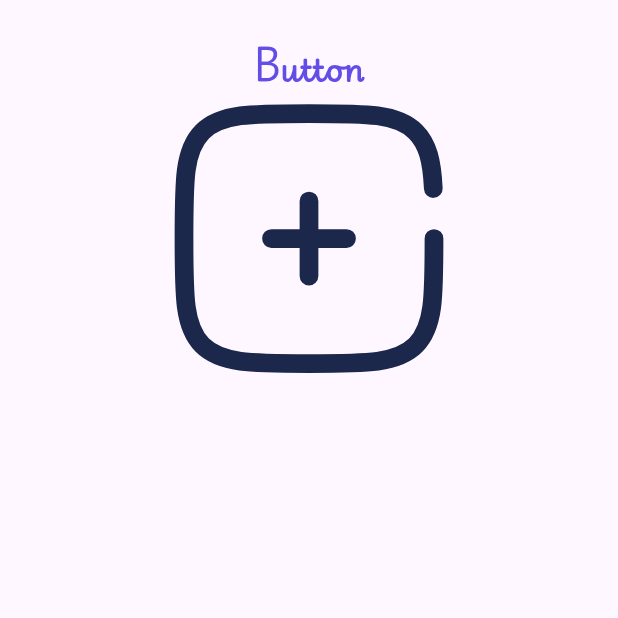
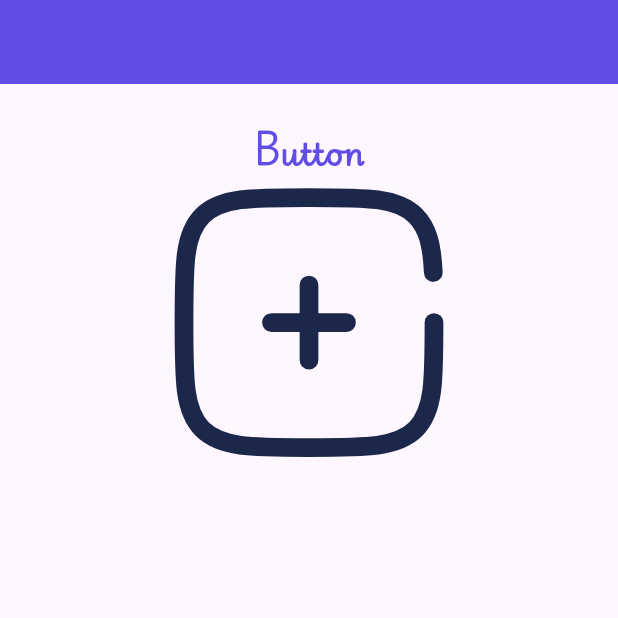
Before and after one commit to llshokhll/bootcamp, a Flutter app: the screen it shows after launch, on a phone screen of 412 x 824 dp, the top half of it. Run offline on Flutter 3.47's test engine with Material 3 defaults, Android fonts, the phone set to English and light mode, and no system bars; our stand-ins replace flutter_svg.

Commit message:
Initial commit

```diff
--- a/lib/presentation/lesson/bootcamp_second.dart
+++ b/lib/presentation/lesson/bootcamp_second.dart
@@ -1,4 +1,17 @@
+
+//FONTS
+//SVG
+//STATUS BAR
+//INKWELL
+//MATERIAL
+//VOID CALL BACK
+//SIZE DOUBLE INFINITY
+//CARBON WEB
+//PUB DEV
+//PUBSPEC YAML
+
 import 'package:flutter/material.dart';
+import 'package:flutter/services.dart';
 import 'package:flutter_svg/flutter_svg.dart';
 import 'package:splash/utils/color.dart';
 import 'package:splash/utils/icon.dart';
@@ -11,6 +24,14 @@ class BootcampSecond extends StatelessWidget {
   @override
   Widget build(BuildContext context) {
     return Scaffold(
+      appBar: AppBar(
+        systemOverlayStyle: SystemUiOverlayStyle(
+          statusBarColor: MyColors.white,
+          statusBarIconBrightness: Brightness.dark,
+          statusBarBrightness: Brightness.dark,
+        ),
+        backgroundColor: MyColors.c_624DE6,
+      ),
       body: Center(
         child: Container(
           margin: EdgeInsets.symmetric(horizontal: 20,vertical: 30),
```
